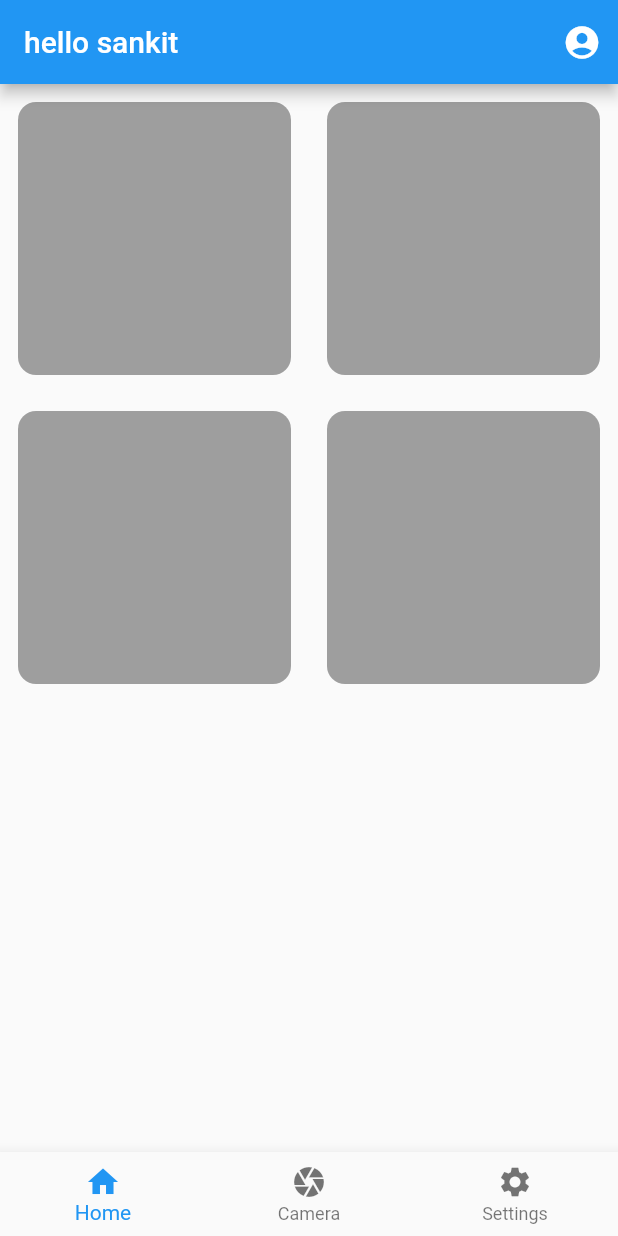
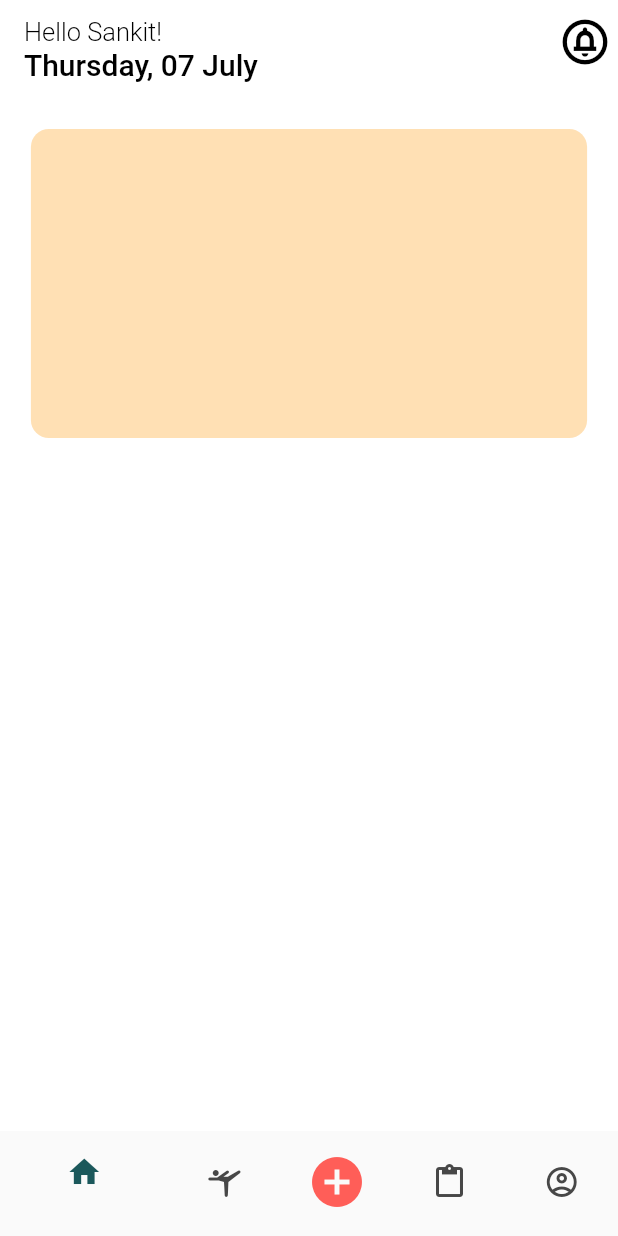
Before and after one commit to san234751/NeuraFit-SolveForIndia, a Flutter app: the screen it shows after launch, on a phone screen of 412 x 824 dp. Run offline on Flutter 3.47's test engine with Material 2 defaults, Android fonts, the phone set to English and light mode, and no system bars.

Commit message:
new screens added

```diff
--- a/app/lib/pages/homepage.dart
+++ b/app/lib/pages/homepage.dart
@@ -1,3 +1,4 @@
+import 'package:app/pages/AddExercise.dart';
 import 'package:flutter/material.dart';
 
 class HomePage extends StatefulWidget {
@@ -11,39 +12,101 @@ class _HomePageState extends State<HomePage> {
   Widget build(BuildContext context) {
     final devicesize = MediaQuery.of(context).size;
     return Scaffold(
+      backgroundColor: Colors.white,
       appBar: AppBar(
-        title: const Text("hello sankit"),
+        title: Column(
+          crossAxisAlignment: CrossAxisAlignment.start,
+          children: const [
+            SizedBox(height: 10),
+            Text(
+              "Hello Sankit!",
+              style: TextStyle(
+                color: Colors.black,
+                fontSize: 17,
+                fontWeight: FontWeight.w300,
+              ),
+            ),
+            Text(
+              "Thursday, 07 July",
+              style: TextStyle(
+                color: Colors.black,
+              ),
+            ),
+          ],
+        ),
+        backgroundColor: Colors.white,
+        elevation: 0,
         actions: [
           IconButton(
-            icon: const Icon(Icons.account_circle, size: 26),
+            icon: const Icon(
+              Icons.circle_notifications_outlined,
+              size: 36,
+              color: Colors.black,
+            ),
             onPressed: () {},
           )
         ],
       ),
       bottomNavigationBar: BottomNavigationBar(
+        selectedItemColor: const Color.fromRGBO(27, 88, 91, 1),
+        unselectedItemColor: const Color.fromRGBO(71, 71, 71, 1),
+        backgroundColor: Colors.white,
+        elevation: 0,
+        onTap: (index) {
+          if (index == 2) {
+            Navigator.of(context).push(
+              MaterialPageRoute(
+                builder: (context) =>const AddExercise(),
+              ),
+            );
+          }
+        },
         items: const [
-          BottomNavigationBarItem(icon: Icon(Icons.home), label: 'Home'),
-          BottomNavigationBarItem(icon: Icon(Icons.camera), label: 'Camera'),
           BottomNavigationBarItem(
-              icon: Icon(Icons.settings), label: 'Settings'),
+            icon: Icon(Icons.home),
+            label: '',
+          ),
+          BottomNavigationBarItem(
+            icon: Icon(Icons.sports_gymnastics_rounded),
+            label: '',
+          ),
+          BottomNavigationBarItem(
+            icon: Icon(
+              Icons.add_circle,
+              color: Color.fromRGBO(255, 94, 88, 1),
+              size: 40,
+            ),
+            label: '',
+          ),
+          BottomNavigationBarItem(
+            icon: Icon(
+              Icons.paste,
+            ),
+            label: '',
+          ),
+          BottomNavigationBarItem(
+            icon: Icon(
+              Icons.account_circle_outlined,
+            ),
+            label: '',
+          ),
         ],
       ),
-      body: GridView.count(
-        crossAxisCount: 2,
-        shrinkWrap: true,
-        children: List.generate(
-          4,
-          (index) {
-            return Container(
-              width: devicesize.width / 2.2,
-              height: devicesize.width / 2.2,
-              margin: const EdgeInsets.all(12),
+      body: SingleChildScrollView(
+        child: Column(
+          mainAxisSize: MainAxisSize.min,
+          crossAxisAlignment: CrossAxisAlignment.center,
+          children: [
+            const SizedBox(width: double.infinity, height: 30),
+            Container(
+              width: devicesize.width * 0.9,
+              height: devicesize.height / 4,
               decoration: BoxDecoration(
+                color: const Color.fromRGBO(255, 224, 180, 1),
                 borderRadius: BorderRadius.circular(12),
-                color: Colors.grey,
               ),
-            );
-          },
+            ),
+          ],
         ),
       ),
     );
```
Also changed, not shown: app/lib/pages/AddExercise.dart (added, +115 -0 lines), app/lib/pages/Session.dart (added, +149 -0 lines), app/lib/pages/cameraPage.dart (added, +29 -0 lines), app/lib/widget/card.dart (added, +65 -0 lines).
